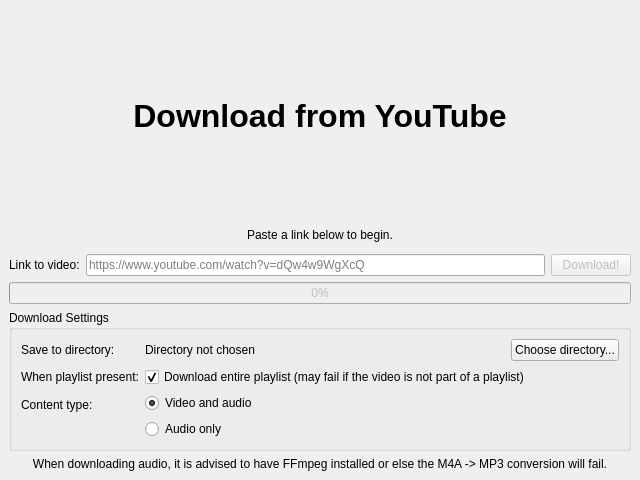
Before: the Qt Designer form apps/video_downloader.ui in Vad1mChK/Lab05MultiMedia, drawn with Qt 5.
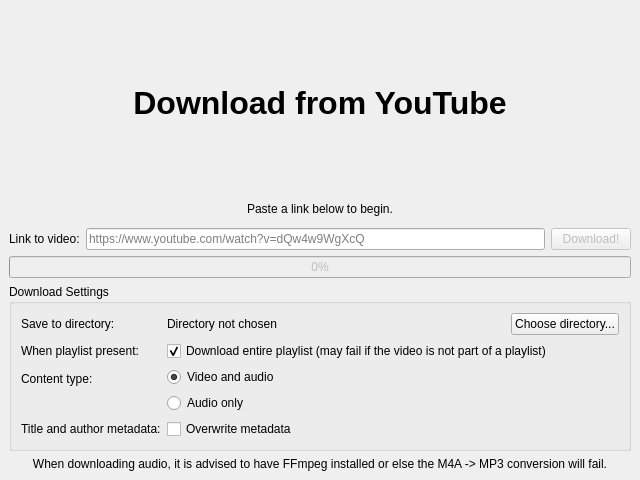
After: the same form once the commit is applied.

Patch:
```diff
--- a/apps/video_downloader.ui
+++ b/apps/video_downloader.ui
@@ -254,6 +254,20 @@
            </item>
           </layout>
          </item>
+         <item row="7" column="0">
+          <widget class="QLabel" name="label_6">
+           <property name="text">
+            <string>Title and author metadata:</string>
+           </property>
+          </widget>
+         </item>
+         <item row="7" column="1">
+          <widget class="QCheckBox" name="overwriteMetadataCheck">
+           <property name="text">
+            <string>Overwrite metadata</string>
+           </property>
+          </widget>
+         </item>
         </layout>
        </widget>
       </item>
```
